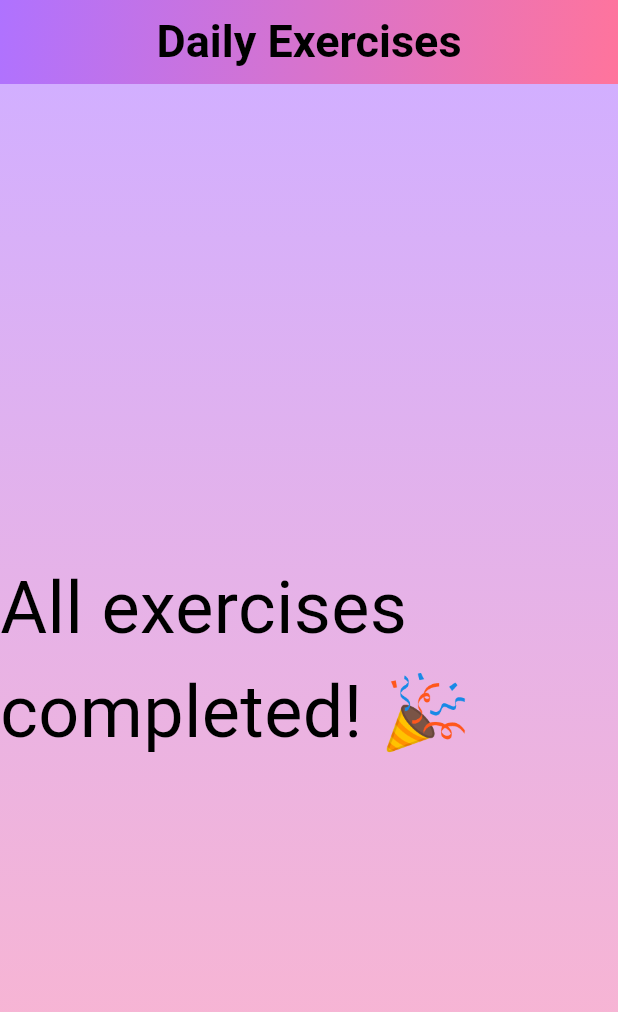
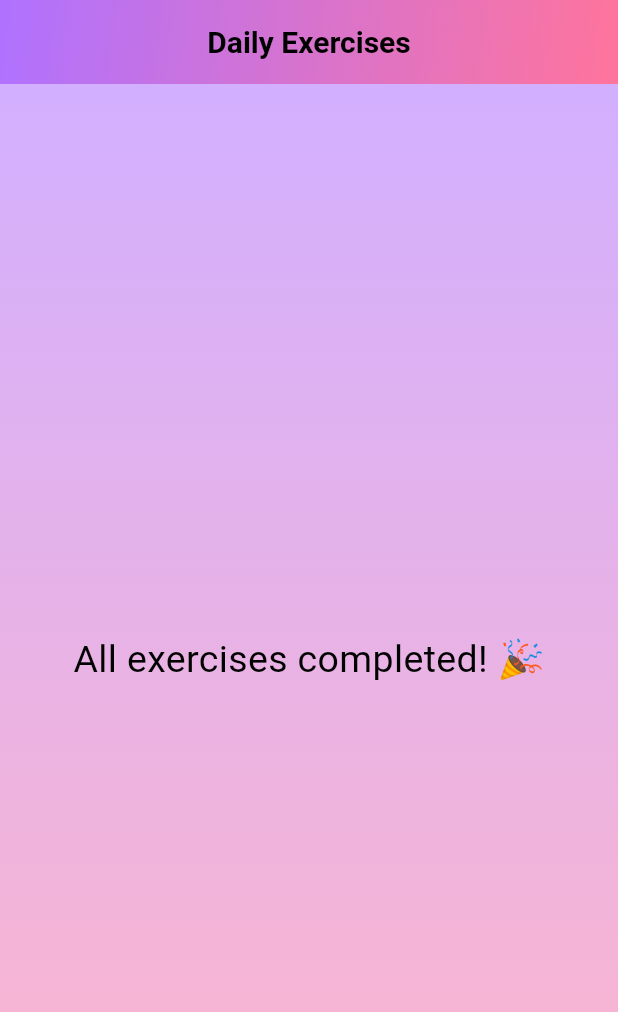
Before and after one commit to gelNye/GDSC2025, a Flutter app: the DailyExercises screen opened directly with empty values, on a phone screen of 412 x 824 dp. Shown: the top 1012 px of the screen. Run offline on Flutter 3.47's test engine with Material 3 defaults, Android fonts, the phone set to English and light mode, and no system bars; our stand-ins replace flutter_markdown, go_router.

Commit message:
fixed formating issue

```diff
--- a/lib/screens/daily_exercises.dart
+++ b/lib/screens/daily_exercises.dart
@@ -31,7 +31,7 @@ class _DailyExercisesState extends State<DailyExercises> {
         title: Text(
           'Daily Exercises',
           style: TextStyle(
-            fontSize: 30, // Increase this value to make the text bigger
+            fontSize: 20, // Increase this value to make the text bigger
             fontWeight: FontWeight.bold, // Optional: Makes text bold
             color: Colors.black, // Ensures text color remains visible
           ),
@@ -62,7 +62,7 @@ class _DailyExercisesState extends State<DailyExercises> {
                 style:
                   TextStyle(
                     color: Colors.black,
-                    fontSize: 48)
+                    fontSize: 25)
                 )
               )
             : ListView.builder(
```
